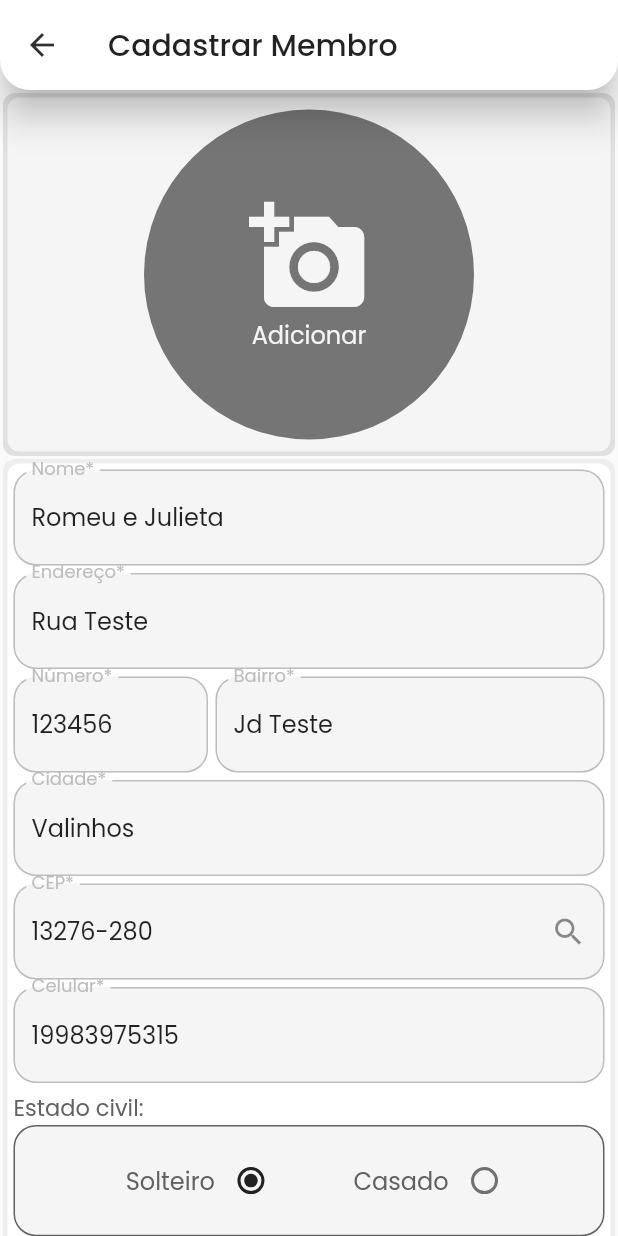
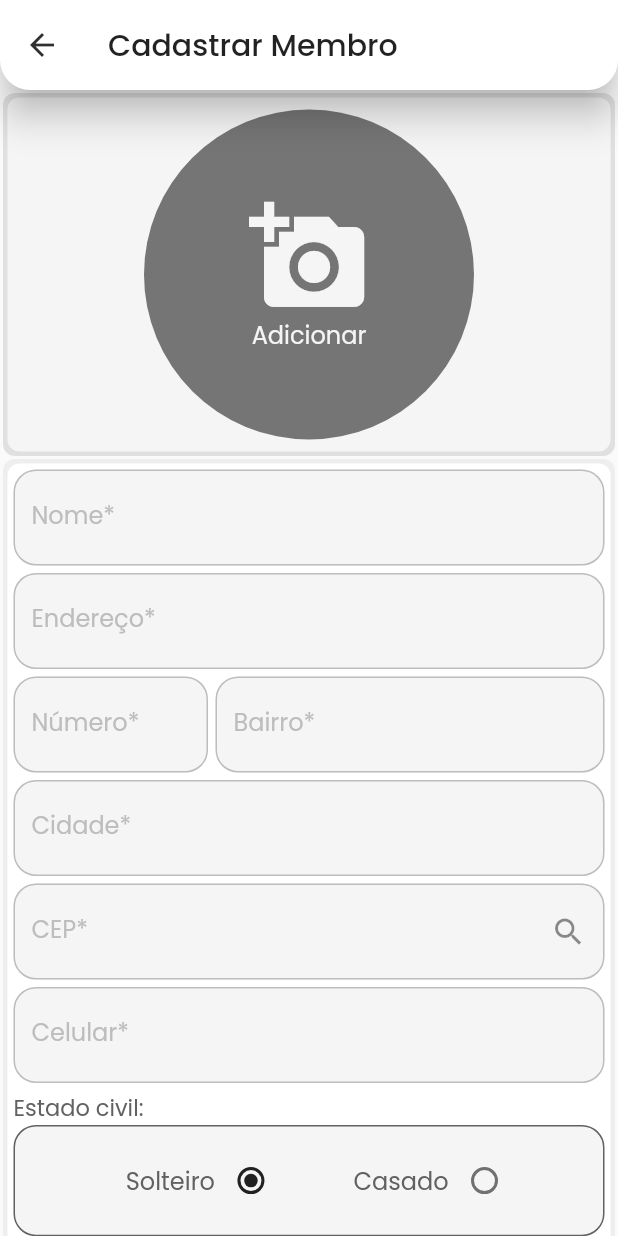
Before and after one commit to dionebatistap/cadastroapp, a Flutter app: the InserirPessoa screen opened directly with empty values, on a phone screen of 412 x 824 dp. Run offline on Flutter 3.47's test engine with Material 2 defaults, Android fonts, the phone set to English and light mode, and no system bars; our stand-ins replace font_awesome_flutter, google_fonts, image_cropper, image_picker, mask_text_input_formatter, nb_utils and 1 more; accounts and stored records are empty; network calls fail.

Commit message:
VERSÃO 1.0.0+1
#COMPILADO

```diff
--- a/lib/views/pessoas/inserirPessoa.dart
+++ b/lib/views/pessoas/inserirPessoa.dart
@@ -33,22 +33,15 @@ class _InserirPessoaState extends State<InserirPessoa> {
   //VARIAVEIS RADIO BUTTONS
   String clestadoCivil = "Solteiro";
   String clMembroObreiro = "Membro";
-  String isBatizada = "Não";
+  String isBatizada = "Sim";
 //CONTROLLERS TEXTFIELD
-  final TextEditingController nomeController =
-      TextEditingController(text: "Romeu e Julieta");
-  final TextEditingController celularController =
-      TextEditingController(text: "19983975315");
-  final TextEditingController enderecoController =
-      TextEditingController(text: "Rua Teste");
-  final TextEditingController numeroController =
-      TextEditingController(text: "123456");
-  final TextEditingController bairroController =
-      TextEditingController(text: "Jd Teste");
-  final TextEditingController cepController =
-      TextEditingController(text: "13276-280");
-  final TextEditingController cidadeController =
-      TextEditingController(text: "Valinhos");
+  final TextEditingController nomeController = TextEditingController();
+  final TextEditingController celularController = TextEditingController();
+  final TextEditingController enderecoController = TextEditingController();
+  final TextEditingController numeroController = TextEditingController();
+  final TextEditingController bairroController = TextEditingController();
+  final TextEditingController cepController = TextEditingController();
+  final TextEditingController cidadeController = TextEditingController();
   final TextEditingController prBatizouController = TextEditingController();
 
   //VARIAVEIS DATAPICKER
```
Also changed, not shown: 2 other files.
